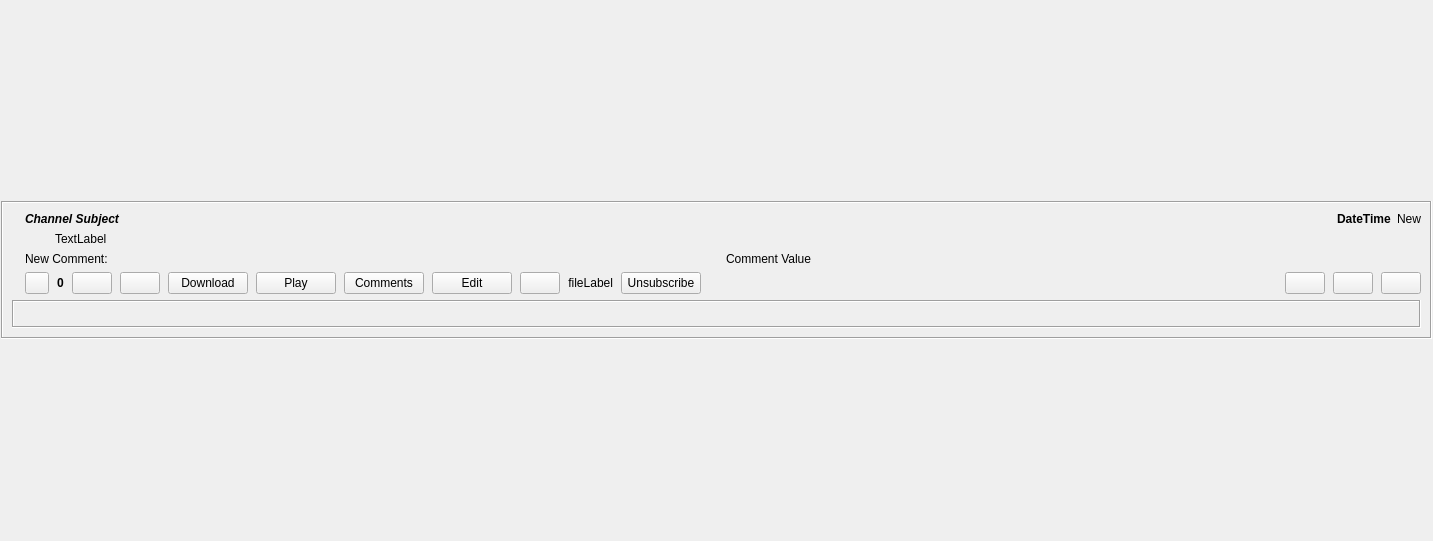
The window that retroshare-gui/src/gui/feeds/GxsChannelPostItem.ui (RetroShare/RetroShare) describes before a commit, drawn with Qt 5.
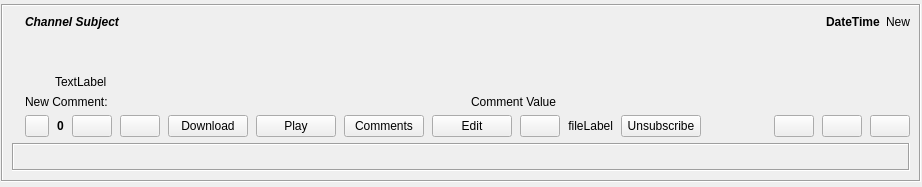
The same window after the commit. Icons and pictures are not drawn. Custom widgets are drawn as their Qt base class.

Commit message: added missed spacer to channel post item

```diff
--- a/retroshare-gui/src/gui/feeds/GxsChannelPostItem.ui
+++ b/retroshare-gui/src/gui/feeds/GxsChannelPostItem.ui
@@ -6,8 +6,8 @@
    <rect>
     <x>0</x>
     <y>0</y>
-    <width>1433</width>
-    <height>541</height>
+    <width>922</width>
+    <height>187</height>
    </rect>
   </property>
   <layout class="QGridLayout" name="gxsChannelPostItem_GLayout">
@@ -127,6 +127,19 @@
             </item>
            </layout>
           </item>
+          <item>
+           <spacer name="verticalSpacer_2">
+            <property name="orientation">
+             <enum>Qt::Vertical</enum>
+            </property>
+            <property name="sizeHint" stdset="0">
+             <size>
+              <width>20</width>
+              <height>40</height>
+             </size>
+            </property>
+           </spacer>
+          </item>
           <item>
            <layout class="QHBoxLayout" name="subjectHLayout"/>
           </item>
```
